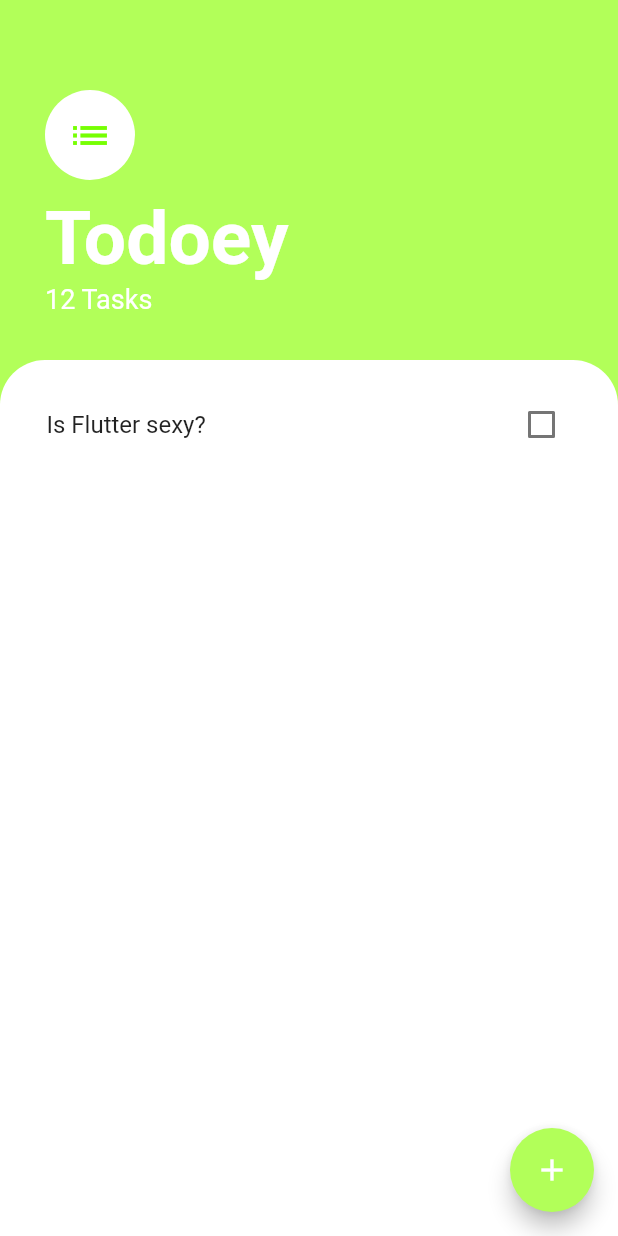
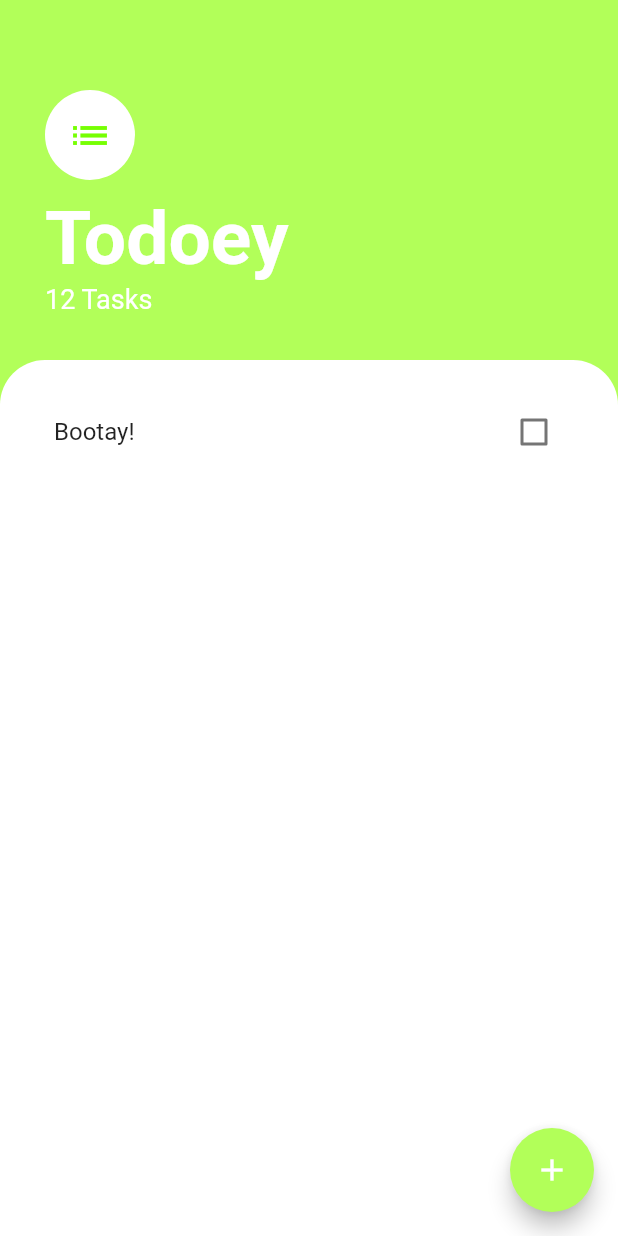
Before and after one commit to acdollard/to_doey, a Flutter app: the screen it shows after launch, on a phone screen of 412 x 824 dp. Run offline on Flutter 3.47's test engine with Material 2 defaults, Android fonts, the phone set to English and light mode, and no system bars.

Commit message:
refactor list tile into stateful widget

```diff
--- a/lib/screens/tasks_screen.dart
+++ b/lib/screens/tasks_screen.dart
@@ -1,9 +1,9 @@
 import 'package:flutter/material.dart';
+import 'package:to_doey/screens/add_task_screen.dart';
+import '../widgets/to_do_list.dart';
+
 
 class TasksScreen extends StatelessWidget {
-
-   bool _value = false;
-
   @override
   Widget build(BuildContext context) {
     return Scaffold(
@@ -11,6 +11,19 @@ class TasksScreen extends StatelessWidget {
       floatingActionButton: FloatingActionButton(
         backgroundColor: Colors.lightGreenAccent,
         child: Icon(Icons.add),
+        onPressed: () {
+          showModalBottomSheet(
+              context: context,
+              isScrollControlled: true,
+              builder: (context) => SingleChildScrollView(
+                child: Container(
+                  padding: EdgeInsets.only(bottom: MediaQuery.of(context).viewInsets.bottom),
+                  child: AddTaskScreen(),
+                )
+              ),
+
+          );
+        }
       ),
       body: Column(
         crossAxisAlignment: CrossAxisAlignment.start,
@@ -58,16 +71,7 @@ class TasksScreen extends StatelessWidget {
                   borderRadius:
                   BorderRadius.only(topLeft: Radius.circular(30.0), topRight: Radius.circular(30.0)),
                 ),
-              child: ListView(
-                padding: EdgeInsets.all(15.0),
-                children: [
-                  CheckboxListTile(
-                      title: Text('Is Flutter sexy?'),
-                      value: _value,
-                      onChanged: (){},
-                  ),
-                ],
-              )
+              child: ToDoList()
             ),
           ),
         ],
--- /dev/null
+++ b/lib/widgets/to_do_list.dart
@@ -0,0 +1,14 @@
+import 'package:flutter/material.dart';
+import 'to_do_list_item.dart';
+
+class ToDoList extends StatelessWidget {
+  @override
+  Widget build(BuildContext context) {
+    return ListView(
+      padding: EdgeInsets.all(20.0),
+      children: [
+        ToDoListItem(),
+      ],
+    );
+  }
+}
--- /dev/null
+++ b/lib/widgets/to_do_list_item.dart
@@ -0,0 +1,30 @@
+import 'package:flutter/material.dart';
+
+class ToDoListItem extends StatefulWidget {
+  @override
+  _ToDoListItemState createState() => _ToDoListItemState();
+}
+
+class _ToDoListItemState extends State<ToDoListItem> {
+
+  bool isChecked = false;
+
+  @override
+  Widget build(BuildContext context) {
+    return CheckboxListTile(
+      value: isChecked,
+      title: Text(
+          'Bootay!',
+          style: TextStyle(
+            decoration: isChecked ? TextDecoration.lineThrough : null,
+          ),
+      ),
+      activeColor: Colors.lightGreenAccent,
+      onChanged: (bool newValue) {
+        setState(() {
+          isChecked = newValue;
+        });
+      },
+    );
+  }
+}
```
Also changed, not shown: lib/screens/add_task_screen.dart (added, +49 -0 lines).
